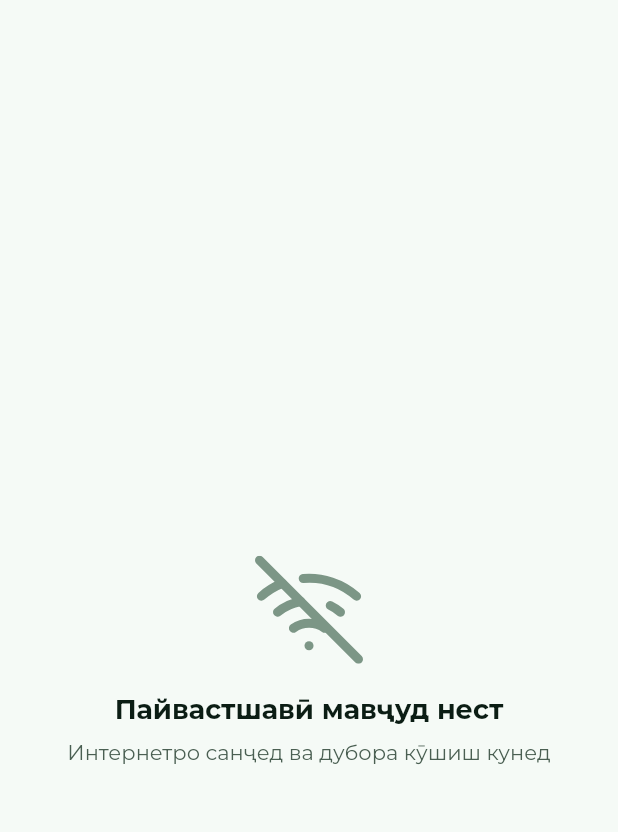
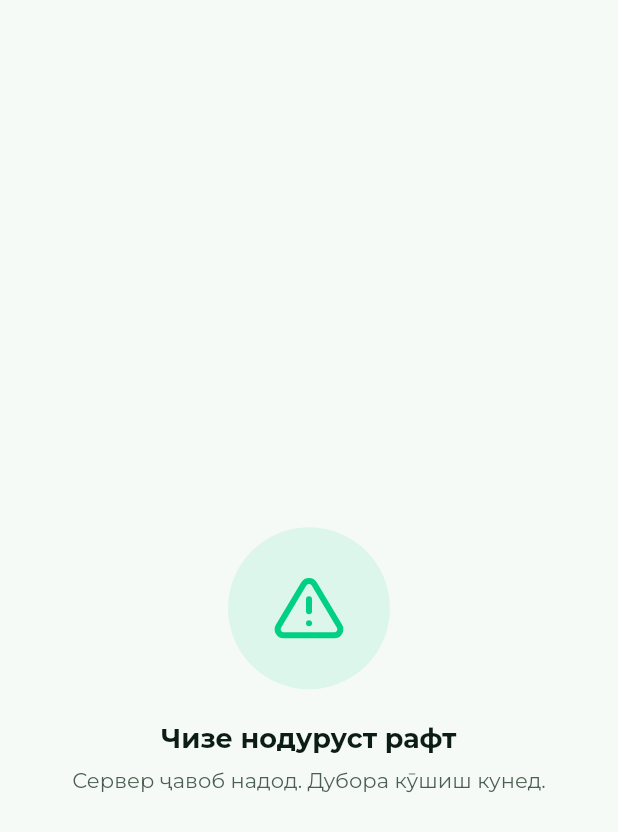
Before and after one commit to Raonsonapp/TajikShop, a Flutter app: the ErrorScreen screen opened directly with empty values, on a phone screen of 412 x 824 dp. Shown: the top 832 px of the screen. Run offline on Flutter 3.47's test engine with Material 3 defaults, Android fonts, the phone set to English and light mode, and no system bars; our stand-ins replace cached_network_image, connectivity_plus, dio, feather_icons, firebase_core, firebase_messaging and 11 more; missing offline and left inert: mobile_scanner, yandex_mobileads; accounts and stored records are empty.

Commit message:
fix(ui): error screen must report the real error, not always 'no internet'
ErrorScreen ignored its `message` and always rendered 'Пайвастшавӣ мавҷуд
нест'. A 404, a 500 or an expired session all told the user their internet
was down, so nobody could tell what actually failed.

- classify the message: offline / auth / not-found / server, each with its
  own icon and wording (new ErrorL10n strings in tg/ru/en)
- server-side failures can expand a 'Details' section with the real text
- restyled with the brand gradient retry button + entry animation

Co-Authored-By: Claude Opus 4.8 <noreply@anthropic.com>
Claude-Session: https://claude.ai/code/session_01C4Lwrh65oRG8wJtwaa3wdX

```diff
--- a/lib/core/l10n/profile_l10n.dart
+++ b/lib/core/l10n/profile_l10n.dart
@@ -132,3 +132,20 @@ extension CheckoutL10n on AppL10n {
       : lang == 'en' ? 'No address needed — collect from the seller\'s store'
       : 'Суроға лозим нест — аз мағозаи фурӯшанда мегиред';
 }
+
+/// Матнҳои экрани хатогӣ (фарқи «интернет нест» аз хатои сервер).
+extension ErrorL10n on AppL10n {
+  String get somethingWentWrong => lang == 'ru'
+      ? 'Что-то пошло не так'
+      : lang == 'en' ? 'Something went wrong' : 'Чизе нодуруст рафт';
+  String get serverErrorHint => lang == 'ru'
+      ? 'Сервер не ответил. Попробуйте ещё раз.'
+      : lang == 'en' ? 'The server did not respond. Please try again.'
+      : 'Сервер ҷавоб надод. Дубора кӯшиш кунед.';
+  String get sessionExpired => lang == 'ru'
+      ? 'Сессия истекла — войдите снова'
+      : lang == 'en' ? 'Session expired — please sign in again'
+      : 'Сессия тамом шуд — дубора ворид шавед';
+  String get notFoundHint => lang == 'ru'
+      ? 'Не найдено' : lang == 'en' ? 'Not found' : 'Ёфт нашуд';
+}
--- a/lib/shared/widgets/error_screen.dart
+++ b/lib/shared/widgets/error_screen.dart
@@ -4,47 +4,162 @@ import '../../core/constants/app_colors.dart';
 import '../../core/theme/app_palette.dart';
 import '../../core/app_l10n.dart';
 import '../../core/l10n/admin_l10n.dart';
+import '../../core/l10n/profile_l10n.dart';
+import 'fade_slide_in.dart';
 
+/// Навъи хатогӣ — то ба корбар сабаби воқеиро гӯем.
+enum _Kind { offline, auth, notFound, server }
+
+/// Экрани хатогӣ.
+///
+/// ⚠️ Пештар ин экран сарфи назар аз хатои воқеӣ ҳамеша «Пайвастшавӣ мавҷуд
+/// нест» менавишт — яъне хатои сервер (404/500) низ ҳамчун «интернет нест»
+/// нишон дода мешуд ва корбар сабабро намедонист. Ҳоло `message` таҳлил шуда,
+/// иконка/матни мувофиқ нишон дода мешавад.
 class ErrorScreen extends StatelessWidget {
   final String message;
   final VoidCallback? onRetry;
   const ErrorScreen({super.key, required this.message, this.onRetry});
 
+  _Kind get _kind {
+    final m = message.toLowerCase();
+    if (m.contains('socketexception') ||
+        m.contains('failed host lookup') ||
+        m.contains('network is unreachable') ||
+        m.contains('connection refused') ||
+        m.contains('connection error') ||
+        m.contains('connectiontimeout') ||
+        m.contains('connection timeout') ||
+        m.contains('no address associated')) {
+      return _Kind.offline;
+    }
+    if (m.contains('401') || m.contains('unauthor') || m.contains('token')) {
+      return _Kind.auth;
+    }
+    if (m.contains('404') || m.contains('not found')) return _Kind.notFound;
+    return _Kind.server;
+  }
+
+  /// Матни хом (Exception/stack) барои корбар фоида надорад — тоза мекунем.
+  String get _detail => message
+      .replaceAll('Exception:', '')
+      .replaceAll('DioException', '')
+      .trim();
+
   @override
   Widget build(BuildContext context) {
     final l = AppL10n.of(context);
+    final kind = _kind;
+
+    final (IconData icon, String title, String hint) = switch (kind) {
+      _Kind.offline => (FeatherIcons.wifiOff, l.noConnection, l.checkInternet),
+      _Kind.auth => (FeatherIcons.lock, l.sessionExpired, ''),
+      _Kind.notFound => (FeatherIcons.search, l.notFoundHint, l.serverErrorHint),
+      _Kind.server => (
+          FeatherIcons.alertTriangle,
+          l.somethingWentWrong,
+          l.serverErrorHint
+        ),
+    };
+
     return Scaffold(
       backgroundColor: context.pal.scaffold,
-      appBar: AppBar(backgroundColor: context.pal.scaffold,
+      appBar: AppBar(
+          backgroundColor: context.pal.scaffold,
+          elevation: 0,
           iconTheme: IconThemeData(color: context.pal.textPrimary)),
       body: Center(
+        child: FadeSlideIn(
           child: Padding(
             padding: const EdgeInsets.all(24),
             child: Column(mainAxisSize: MainAxisSize.min, children: [
-            Icon(FeatherIcons.wifiOff, size: 72, color: context.pal.textMuted),
-            const SizedBox(height: 20),
-            Text(l.noConnection,
-                style: TextStyle(color: context.pal.textPrimary, fontSize: 18, fontWeight: FontWeight.w700),
+              Container(
+                width: 108,
+                height: 108,
+                alignment: Alignment.center,
+                decoration: BoxDecoration(
+                  color: AppColors.primary.withValues(alpha: 0.10),
+                  shape: BoxShape.circle,
+                ),
+                child: Icon(icon, size: 48, color: AppColors.primary),
+              ),
+              const SizedBox(height: 22),
+              Text(title,
+                  style: TextStyle(
+                      color: context.pal.textPrimary,
+                      fontSize: 18,
+                      fontWeight: FontWeight.w700),
                   textAlign: TextAlign.center),
+              if (hint.isNotEmpty) ...[
                 const SizedBox(height: 8),
-            Text(l.checkInternet,
+                Text(hint,
                     style: TextStyle(color: context.pal.textSecondary, fontSize: 14),
                     textAlign: TextAlign.center),
+              ],
+
+              // Тафсилоти техникӣ — танҳо барои хатоҳои сервер, паси expander.
+              if (kind != _Kind.offline && _detail.isNotEmpty) ...[
+                const SizedBox(height: 14),
+                Theme(
+                  data: Theme.of(context).copyWith(dividerColor: Colors.transparent),
+                  child: ExpansionTile(
+                    tilePadding: EdgeInsets.zero,
+                    childrenPadding: EdgeInsets.zero,
+                    title: Text(l.details,
+                        style: TextStyle(
+                            color: context.pal.textMuted,
+                            fontSize: 12.5,
+                            fontWeight: FontWeight.w600)),
+                    iconColor: context.pal.textMuted,
+                    collapsedIconColor: context.pal.textMuted,
+                    children: [
+                      Container(
+                        width: double.infinity,
+                        padding: const EdgeInsets.all(12),
+                        decoration: BoxDecoration(
+                            color: context.pal.surface,
+                            borderRadius: BorderRadius.circular(12)),
+                        child: Text(_detail,
+                            style: TextStyle(
+                                color: context.pal.textMuted, fontSize: 11.5)),
+                      ),
+                    ],
+                  ),
+                ),
+              ],
+
               if (onRetry != null) ...[
                 const SizedBox(height: 24),
-              ElevatedButton.icon(
-                onPressed: onRetry,
-                icon: const Icon(FeatherIcons.refreshCw),
-                label: Text(l.tryAgain),
-                style: ElevatedButton.styleFrom(
-                  backgroundColor: AppColors.primary,
-                  padding: const EdgeInsets.symmetric(horizontal: 28, vertical: 12),
-                  shape: RoundedRectangleBorder(borderRadius: BorderRadius.circular(12))),
+                PressableScale(
+                  onTap: onRetry,
+                  child: Container(
+                    padding: const EdgeInsets.symmetric(horizontal: 30, vertical: 14),
+                    decoration: BoxDecoration(
+                      gradient: AppColors.primaryGradient,
+                      borderRadius: BorderRadius.circular(14),
+                      boxShadow: [
+                        BoxShadow(
+                            color: AppColors.primary.withValues(alpha: 0.32),
+                            blurRadius: 14,
+                            offset: const Offset(0, 6)),
+                      ],
+                    ),
+                    child: Row(mainAxisSize: MainAxisSize.min, children: [
+                      const Icon(FeatherIcons.refreshCw, color: Colors.white, size: 18),
+                      const SizedBox(width: 10),
+                      Text(l.tryAgain,
+                          style: const TextStyle(
+                              color: Colors.white,
+                              fontWeight: FontWeight.w700,
+                              fontSize: 15)),
+                    ]),
+                  ),
                 ),
               ],
             ]),
           ),
         ),
+      ),
     );
   }
 }
```
Lines whose indentation alone changed are shown as unchanged.
